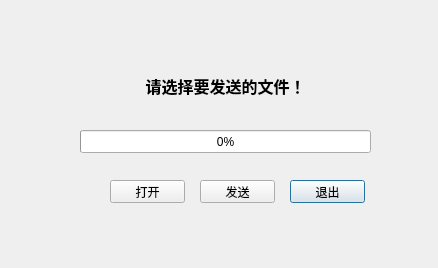
Above: tcpserver.ui from shuixn/Pathway before the change. Below: the same form after it.
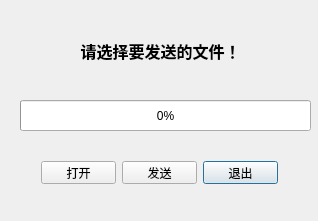
That is the form after the change.

```diff
--- a/tcpserver.ui
+++ b/tcpserver.ui
@@ -6,8 +6,8 @@
    <rect>
     <x>0</x>
     <y>0</y>
-    <width>438</width>
-    <height>268</height>
+    <width>318</width>
+    <height>221</height>
    </rect>
   </property>
   <property name="windowTitle">
@@ -16,8 +16,8 @@
   <widget class="QPushButton" name="serverCloseBtn">
    <property name="geometry">
     <rect>
-     <x>290</x>
-     <y>180</y>
+     <x>203</x>
+     <y>161</y>
      <width>75</width>
      <height>23</height>
     </rect>
@@ -29,10 +29,10 @@
   <widget class="QLabel" name="serverStatusLabel">
    <property name="geometry">
     <rect>
-     <x>60</x>
-     <y>50</y>
-     <width>331</width>
-     <height>71</height>
+     <x>10</x>
+     <y>20</y>
+     <width>301</width>
+     <height>61</height>
     </rect>
    </property>
    <property name="font">
@@ -53,8 +53,8 @@
   <widget class="QPushButton" name="serverOpenBtn">
    <property name="geometry">
     <rect>
-     <x>110</x>
-     <y>180</y>
+     <x>41</x>
+     <y>161</y>
      <width>75</width>
      <height>23</height>
     </rect>
@@ -66,8 +66,8 @@
   <widget class="QPushButton" name="serverSendBtn">
    <property name="geometry">
     <rect>
-     <x>200</x>
-     <y>180</y>
+     <x>122</x>
+     <y>161</y>
      <width>75</width>
      <height>23</height>
     </rect>
@@ -79,10 +79,10 @@
   <widget class="QProgressBar" name="progressBar">
    <property name="geometry">
     <rect>
-     <x>80</x>
-     <y>130</y>
+     <x>20</x>
+     <y>100</y>
      <width>291</width>
-     <height>23</height>
+     <height>31</height>
     </rect>
    </property>
    <property name="value">
```
